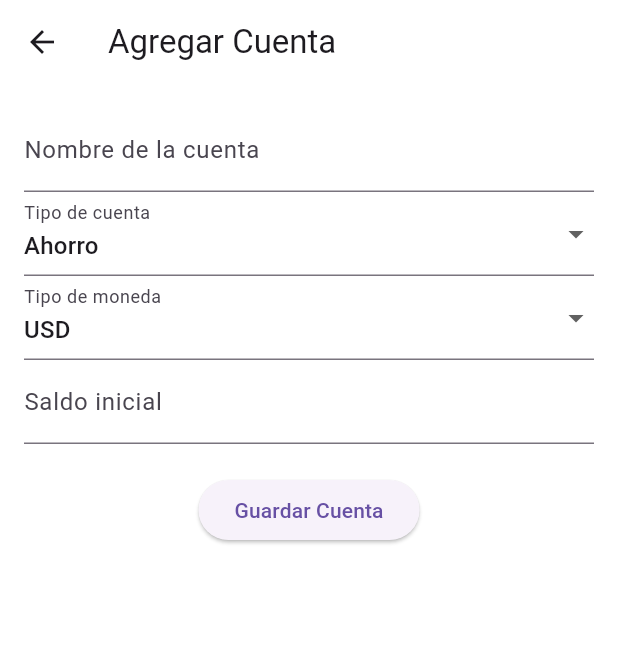
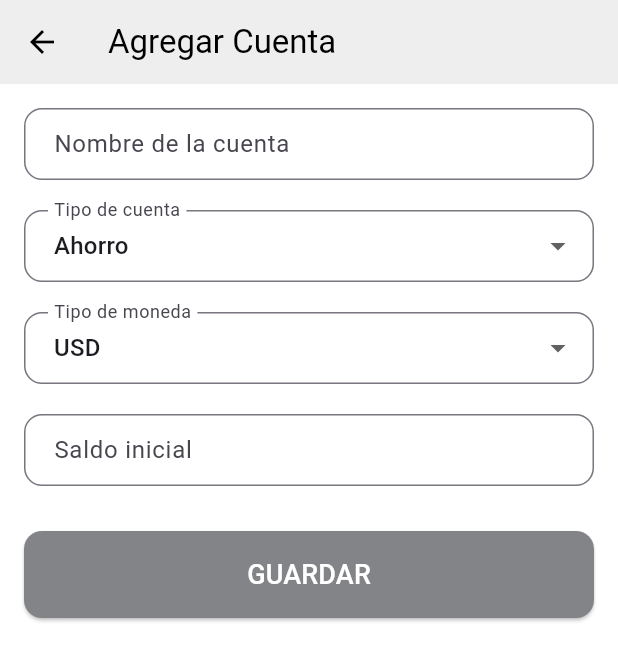
Before and after one commit to Kevindasilvaa/Proyecto_ingenieria_software, a Flutter app: the AddAccountPage screen opened directly, on a phone screen of 412 x 824 dp. Shown: the top 661 px of the screen. Run offline on Flutter 3.47's test engine with Material 3 defaults, Android fonts, the phone set to English and light mode, and no system bars; our stand-ins replace cloud_firestore, firebase_auth, firebase_core, google_sign_in, table_calendar; accounts and stored records are empty; network calls fail.

Commit message:
Eliminar cuenta y estilos

```diff
--- a/lib/views/screens/addAccount.dart
+++ b/lib/views/screens/addAccount.dart
@@ -14,7 +14,15 @@ class _AddAccountPageState extends State<AddAccountPage> {
   String _nombre = '';
   String _tipo = 'Ahorro';
   double _saldo = 0.0;
-  String _tipoMoneda = 'USD'; // Puedes ajustar las opciones de moneda
+  String _tipoMoneda = 'USD';
+
+  InputDecoration _inputDecoration(String label) {
+    return InputDecoration(
+      labelText: label,
+      border: OutlineInputBorder(borderRadius: BorderRadius.circular(12)),
+      contentPadding: EdgeInsets.symmetric(horizontal: 16, vertical: 12),
+    );
+  }
 
   @override
   Widget build(BuildContext context) {
@@ -23,31 +31,32 @@ class _AddAccountPageState extends State<AddAccountPage> {
 
     if (userEmail == null) {
       return Scaffold(
-        body: Center(
-          child: CircularProgressIndicator(),
-        ),
+        body: Center(child: CircularProgressIndicator()),
       );
     }
 
     return Scaffold(
-      appBar: AppBar(title: Text('Agregar Cuenta')),
-      body: Padding(
+      appBar: AppBar(
+        title: Text('Agregar Cuenta'),
+        backgroundColor: Colors.grey[200],
+        foregroundColor: Colors.black,
+      ),
+      body: SingleChildScrollView(
         padding: const EdgeInsets.all(16.0),
         child: Form(
           key: _formKey,
           child: Column(
+            crossAxisAlignment: CrossAxisAlignment.start,
             children: [
-              // Nombre de la cuenta
               TextFormField(
-                decoration: InputDecoration(labelText: 'Nombre de la cuenta'),
+                decoration: _inputDecoration('Nombre de la cuenta'),
                 onChanged: (value) => _nombre = value,
                 validator: (value) =>
                     value!.isEmpty ? 'Ingrese un nombre' : null,
               ),
-
-              // Tipo de cuenta
+              SizedBox(height: 20),
               DropdownButtonFormField<String>(
-                decoration: InputDecoration(labelText: 'Tipo de cuenta'),
+                decoration: _inputDecoration('Tipo de cuenta'),
                 value: _tipo,
                 onChanged: (value) => setState(() => _tipo = value!),
                 items: ['Ahorro', 'Corriente', 'Inversión']
@@ -55,21 +64,19 @@ class _AddAccountPageState extends State<AddAccountPage> {
                         DropdownMenuItem(value: tipo, child: Text(tipo)))
                     .toList(),
               ),
-
-              // Tipo de moneda
+              SizedBox(height: 20),
               DropdownButtonFormField<String>(
-                decoration: InputDecoration(labelText: 'Tipo de moneda'),
+                decoration: _inputDecoration('Tipo de moneda'),
                 value: _tipoMoneda,
                 onChanged: (value) => setState(() => _tipoMoneda = value!),
-                items: ['USD', 'EUR', 'MXN'] // Opciones de moneda
+                items: ['BS', 'USD', 'EUR', 'MXN']
                     .map((moneda) =>
                         DropdownMenuItem(value: moneda, child: Text(moneda)))
                     .toList(),
               ),
-
-              // Saldo inicial
+              SizedBox(height: 20),
               TextFormField(
-                decoration: InputDecoration(labelText: 'Saldo inicial'),
+                decoration: _inputDecoration('Saldo inicial'),
                 keyboardType: TextInputType.numberWithOptions(decimal: true),
                 onChanged: (value) {
                   setState(() {
@@ -83,31 +90,38 @@ class _AddAccountPageState extends State<AddAccountPage> {
                   return null;
                 },
               ),
-
-              SizedBox(height: 20),
-
-              // Botón para guardar cuenta
-              ElevatedButton(
+              SizedBox(height: 30),
+              SizedBox(
+                width: double.infinity,
+                child: ElevatedButton(
+                  style: ElevatedButton.styleFrom(
+                    padding: EdgeInsets.symmetric(vertical: 16),
+                    shape: RoundedRectangleBorder(
+                      borderRadius: BorderRadius.circular(12),
+                    ),
+                    backgroundColor: const Color.fromARGB(255, 131, 132, 135),
+                  ),
                   onPressed: () async {
                     if (_formKey.currentState!.validate()) {
-                    // Crear la nueva cuenta con los nuevos atributos
                       Cuenta nuevaCuenta = Cuenta(
                         nombre: _nombre,
                         tipo: _tipo,
                         saldo: _saldo,
                         fechaCreacion: DateTime.now(),
-                      userEmail: userEmail, // Usar el correo del usuario
-                      tipoMoneda: _tipoMoneda, // El tipo de moneda seleccionado
+                        userEmail: userEmail,
+                        tipoMoneda: _tipoMoneda,
                       );
 
-                    // Agregar la cuenta utilizando el controlador
-                    await Provider.of<CuentaController>(context, listen: false)
+                      await Provider.of<CuentaController>(context,
+                              listen: false)
                           .agregarCuenta(nuevaCuenta);
 
                       Navigator.pop(context);
                     }
                   },
-                child: Text('Guardar Cuenta'),
+                  child: Text('GUARDAR',
+                      style: TextStyle(fontSize: 18, color: Colors.white)),
+                ),
               ),
             ],
           ),
```
Also changed, not shown: lib/controllers/cuenta_controller.dart (+23 -6 lines), lib/models/clases/cuenta.dart (+5 -3 lines), lib/models/dbHelper/Firebase_service.dart (+32 -6 lines), lib/views/screens/accounts.dart (+140 -59 lines), lib/views/widgets/AddAccountButton.dart (+12 -37 lines), lib/views/widgets/NavBar.dart (+14 -5 lines), pubspec.yaml (line endings or trailing spaces). Lines whose indentation alone changed are shown as unchanged.
